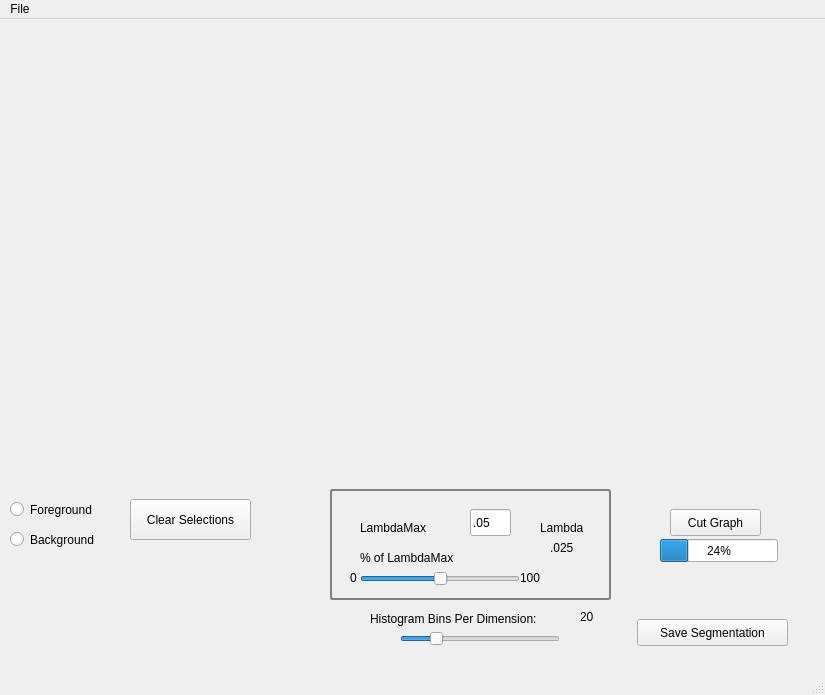
Qt form form.ui (daviddoria/InteractiveImageGraphCutSegmentation) before a commit.
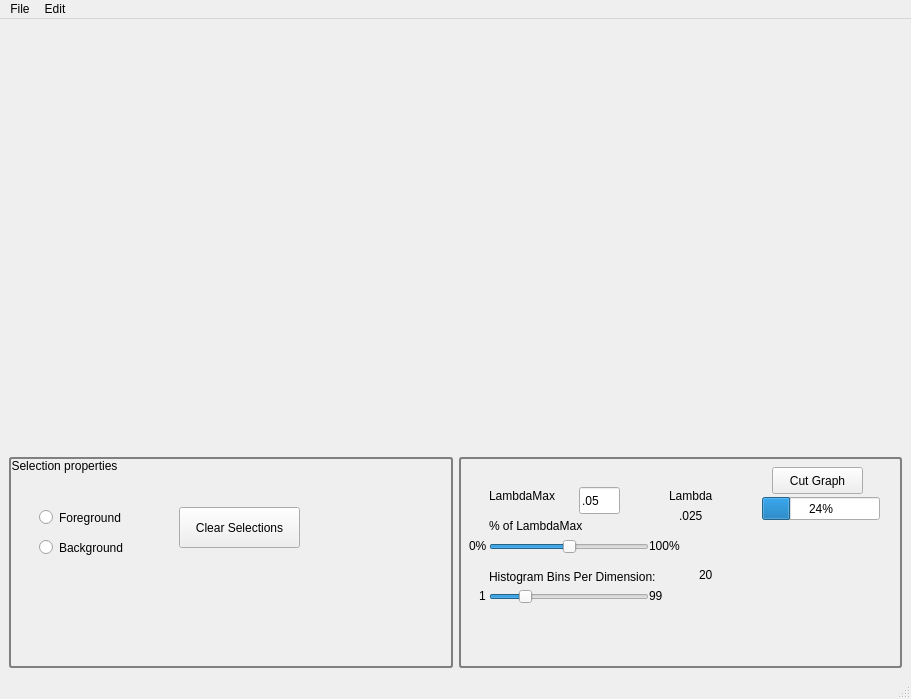
The same form after that commit. Custom widgets are drawn as their Qt base class.

Commit message: ENH: forgot to update ui file

Diff of the .ui file:
```diff
--- a/form.ui
+++ b/form.ui
@@ -6,39 +6,66 @@
    <rect>
     <x>0</x>
     <y>0</y>
-    <width>825</width>
-    <height>695</height>
+    <width>911</width>
+    <height>699</height>
    </rect>
   </property>
   <property name="windowTitle">
    <string>Interactive Graph Cut Segmentation</string>
   </property>
   <widget class="QWidget" name="centralwidget">
-   <widget class="QVTKWidget" name="qvtkWidgetLeft">
+   <layout class="QVBoxLayout" name="verticalLayout">
+    <item>
+     <layout class="QGridLayout" name="gridLayout">
+      <item row="0" column="1" rowspan="2">
+       <widget class="QVTKWidget" name="qvtkWidgetRight"/>
+      </item>
+      <item row="2" column="0">
+       <widget class="QGroupBox" name="grpSelection">
+        <property name="styleSheet">
+         <string notr="true">QGroupBox#grpSelection { 
+     border: 2px solid gray; 
+     border-radius: 3px; 
+ } 
+
+QGroupBox#grpSelection::title { 
+    background-color: transparent;
+ } </string>
+        </property>
+        <property name="title">
+         <string>Selection properties</string>
+        </property>
+        <widget class="QRadioButton" name="radBackground">
     <property name="geometry">
      <rect>
-      <x>10</x>
-      <y>50</y>
-      <width>411</width>
-      <height>401</height>
-     </rect>
-    </property>
-   </widget>
-   <widget class="QVTKWidget" name="qvtkWidgetRight">
+           <x>30</x>
+           <y>80</y>
+           <width>106</width>
+           <height>21</height>
+          </rect>
+         </property>
+         <property name="text">
+          <string>Background</string>
+         </property>
+        </widget>
+        <widget class="QRadioButton" name="radForeground">
     <property name="geometry">
      <rect>
-      <x>440</x>
+           <x>30</x>
       <y>50</y>
-      <width>371</width>
-      <height>401</height>
-     </rect>
-    </property>
+           <width>106</width>
+           <height>21</height>
+          </rect>
+         </property>
+         <property name="text">
+          <string>Foreground</string>
+         </property>
    </widget>
    <widget class="QPushButton" name="btnClearSelections">
     <property name="geometry">
      <rect>
-      <x>130</x>
-      <y>480</y>
+           <x>170</x>
+           <y>50</y>
       <width>121</width>
       <height>41</height>
      </rect>
@@ -47,109 +74,13 @@
      <string>Clear Selections</string>
     </property>
    </widget>
-   <widget class="QPushButton" name="btnCut">
-    <property name="geometry">
-     <rect>
-      <x>670</x>
-      <y>490</y>
-      <width>91</width>
-      <height>27</height>
-     </rect>
-    </property>
-    <property name="text">
-     <string>Cut Graph</string>
-    </property>
-   </widget>
-   <widget class="QRadioButton" name="radForeground">
-    <property name="geometry">
-     <rect>
-      <x>10</x>
-      <y>480</y>
-      <width>106</width>
-      <height>21</height>
-     </rect>
-    </property>
-    <property name="text">
-     <string>Foreground</string>
-    </property>
-   </widget>
-   <widget class="QRadioButton" name="radBackground">
-    <property name="geometry">
-     <rect>
-      <x>10</x>
-      <y>510</y>
-      <width>106</width>
-      <height>21</height>
-     </rect>
-    </property>
-    <property name="text">
-     <string>Background</string>
-    </property>
-   </widget>
-   <widget class="QProgressBar" name="progressBar">
-    <property name="geometry">
-     <rect>
-      <x>660</x>
-      <y>520</y>
-      <width>118</width>
-      <height>23</height>
-     </rect>
-    </property>
-    <property name="value">
-     <number>24</number>
-    </property>
-   </widget>
-   <widget class="QLabel" name="label_2">
-    <property name="geometry">
-     <rect>
-      <x>370</x>
-      <y>590</y>
-      <width>211</width>
-      <height>20</height>
-     </rect>
-    </property>
-    <property name="text">
-     <string>Histogram Bins Per Dimension:</string>
-    </property>
-   </widget>
-   <widget class="QLabel" name="lblHistogramBins">
-    <property name="geometry">
-     <rect>
-      <x>580</x>
-      <y>590</y>
-      <width>41</width>
-      <height>16</height>
-     </rect>
-    </property>
-    <property name="text">
-     <string>20</string>
-    </property>
-   </widget>
-   <widget class="QSlider" name="sldHistogramBins">
-    <property name="geometry">
-     <rect>
-      <x>400</x>
-      <y>610</y>
-      <width>160</width>
-      <height>19</height>
-     </rect>
-    </property>
-    <property name="value">
-     <number>20</number>
-    </property>
-    <property name="orientation">
-     <enum>Qt::Horizontal</enum>
-    </property>
-   </widget>
+       </widget>
+      </item>
+      <item row="0" column="0" rowspan="2">
+       <widget class="QVTKWidget" name="qvtkWidgetLeft"/>
+      </item>
+      <item row="2" column="1">
    <widget class="QGroupBox" name="groupBox">
-    <property name="geometry">
-     <rect>
-      <x>330</x>
-      <y>470</y>
-      <width>281</width>
-      <height>111</height>
-     </rect>
-    </property>
     <property name="styleSheet">
      <string notr="true">QGroupBox#groupBox { 
      border: 2px solid gray; 
@@ -182,8 +113,8 @@
     <widget class="QLineEdit" name="txtLambdaMax">
      <property name="geometry">
       <rect>
-       <x>140</x>
-       <y>20</y>
+           <x>120</x>
+           <y>30</y>
        <width>41</width>
        <height>27</height>
       </rect>
@@ -252,49 +183,137 @@
       <rect>
        <x>190</x>
        <y>80</y>
-       <width>31</width>
+           <width>41</width>
        <height>17</height>
       </rect>
      </property>
      <property name="text">
-      <string>100</string>
+          <string>100%</string>
      </property>
     </widget>
     <widget class="QLabel" name="label_5">
      <property name="geometry">
       <rect>
+           <x>10</x>
+           <y>80</y>
+           <width>21</width>
+           <height>17</height>
+          </rect>
+         </property>
+         <property name="text">
+          <string>0%</string>
+         </property>
+        </widget>
+        <widget class="QSlider" name="sldHistogramBins">
+         <property name="geometry">
+          <rect>
+           <x>30</x>
+           <y>130</y>
+           <width>160</width>
+           <height>19</height>
+          </rect>
+         </property>
+         <property name="toolTip">
+          <string>The higher this value, the more discriminative the regional term will be.</string>
+         </property>
+         <property name="value">
+          <number>20</number>
+         </property>
+         <property name="orientation">
+          <enum>Qt::Horizontal</enum>
+         </property>
+        </widget>
+        <widget class="QLabel" name="lblHistogramBins">
+         <property name="geometry">
+          <rect>
+           <x>240</x>
+           <y>110</y>
+           <width>41</width>
+           <height>16</height>
+          </rect>
+         </property>
+         <property name="text">
+          <string>20</string>
+         </property>
+        </widget>
+        <widget class="QLabel" name="label_2">
+         <property name="geometry">
+          <rect>
+           <x>30</x>
+           <y>110</y>
+           <width>211</width>
+           <height>20</height>
+          </rect>
+         </property>
+         <property name="text">
+          <string>Histogram Bins Per Dimension:</string>
+         </property>
+        </widget>
+        <widget class="QPushButton" name="btnCut">
+         <property name="geometry">
+          <rect>
+           <x>313</x>
+           <y>10</y>
+           <width>91</width>
+           <height>27</height>
+          </rect>
+         </property>
+         <property name="text">
+          <string>Cut Graph</string>
+         </property>
+        </widget>
+        <widget class="QProgressBar" name="progressBar">
+         <property name="geometry">
+          <rect>
+           <x>303</x>
+           <y>40</y>
+           <width>118</width>
+           <height>23</height>
+          </rect>
+         </property>
+         <property name="value">
+          <number>24</number>
+         </property>
+        </widget>
+        <widget class="QLabel" name="label_7">
+         <property name="geometry">
+          <rect>
        <x>20</x>
-       <y>80</y>
-       <width>21</width>
+           <y>130</y>
+           <width>16</width>
        <height>17</height>
       </rect>
      </property>
      <property name="text">
-      <string>0</string>
-     </property>
-    </widget>
-   </widget>
-   <widget class="QPushButton" name="btnSave">
+          <string>1</string>
+         </property>
+        </widget>
+        <widget class="QLabel" name="label_8">
     <property name="geometry">
      <rect>
-      <x>637</x>
-      <y>600</y>
-      <width>151</width>
-      <height>27</height>
+           <x>190</x>
+           <y>130</y>
+           <width>21</width>
+           <height>17</height>
      </rect>
     </property>
     <property name="text">
-     <string>Save Segmentation</string>
-    </property>
-   </widget>
+          <string>99</string>
+         </property>
+        </widget>
+       </widget>
+      </item>
+     </layout>
+    </item>
+   </layout>
   </widget>
   <widget class="QMenuBar" name="menubar">
    <property name="geometry">
     <rect>
      <x>0</x>
      <y>0</y>
-     <width>825</width>
-     <height>24</height>
+     <width>911</width>
+     <height>25</height>
     </rect>
    </property>
    <widget class="QMenu" name="menuFile">
@@ -303,8 +322,17 @@
     </property>
     <addaction name="actionOpen_Color_Image"/>
     <addaction name="actionOpen_Grayscale_Image"/>
+    <addaction name="actionOpen_RGBDI_Image"/>
+    <addaction name="actionSave_Segmentation"/>
+   </widget>
+   <widget class="QMenu" name="menuEdit">
+    <property name="title">
+     <string>Edit</string>
+    </property>
+    <addaction name="actionFlip_Image"/>
    </widget>
    <addaction name="menuFile"/>
+   <addaction name="menuEdit"/>
   </widget>
   <widget class="QStatusBar" name="statusbar"/>
   <action name="actionOpen_Color_Image">
```
Left out of the diff: 24 changed lines with no effect on the pictures. Lines whose indentation alone changed are shown as unchanged.
